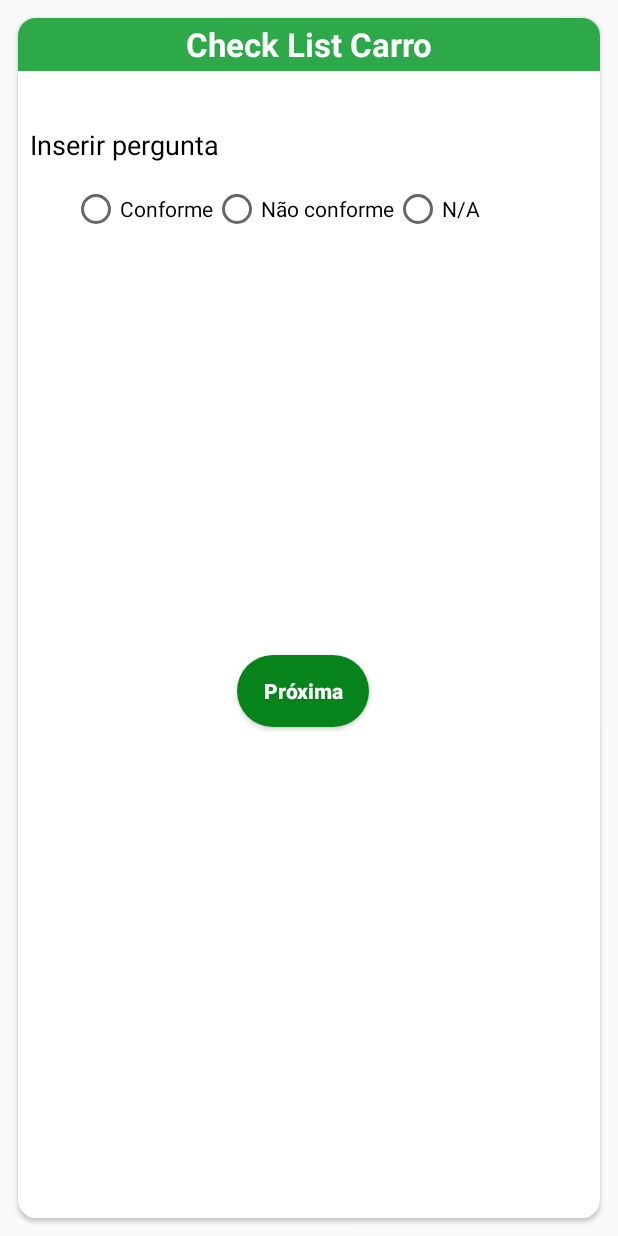
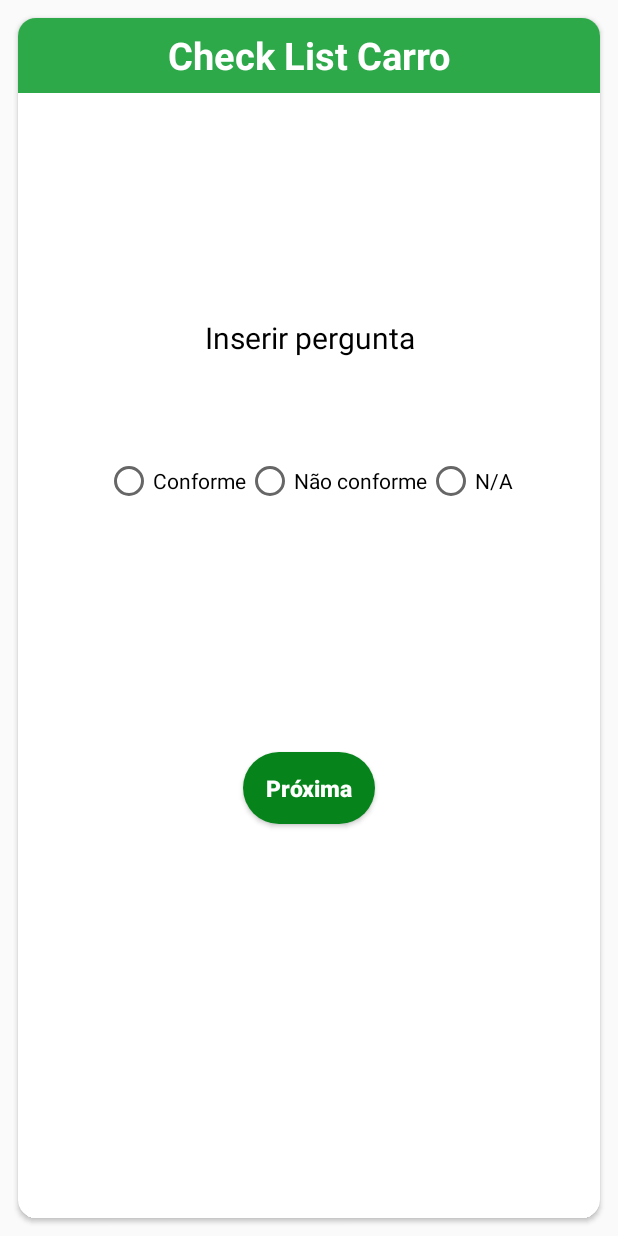
Before and after one commit to rn-15/Aplicativo, an Android app: the InspecaoActivity screen opened directly, with no data from a screen before it, on a phone screen of 412 x 824 dp. Run offline under Robolectric (Android 15) with nearby library versions, the phone set to English and light mode, and no system bars.

Commit message:
Pequenas mudanças no layout

```diff
--- a/app/src/main/res/layout/activity_inspecao.xml
+++ b/app/src/main/res/layout/activity_inspecao.xml
@@ -25,12 +25,12 @@
             <TextView
                 android:id="@+id/nomeInsp"
                 android:layout_width="match_parent"
-                android:layout_height="35dp"
+                android:layout_height="50dp"
                 android:background="#2da94a"
                 android:text="Nome da Inspeção"
                 android:gravity="center"
                 android:textColor="#fff"
-                android:textSize="22sp"
+                android:textSize="25sp"
                 android:textStyle="bold"
                 app:layout_constraintBottom_toBottomOf="parent"
                 app:layout_constraintStart_toStartOf="parent"
@@ -43,13 +43,14 @@
                 android:layout_height="wrap_content"
                 android:layout_margin="8dp"
                 android:text="Inserir pergunta"
+                android:gravity="center"
                 android:textColor="@android:color/black"
-                android:textSize="18sp"
+                android:textSize="20sp"
                 app:layout_constraintBottom_toBottomOf="parent"
                 app:layout_constraintEnd_toEndOf="parent"
                 app:layout_constraintStart_toStartOf="parent"
                 app:layout_constraintTop_toBottomOf="@+id/nomeInsp"
-                app:layout_constraintVertical_bias="0.04000002" />
+                app:layout_constraintVertical_bias="0.19999999" />
 
 
             <RadioGroup
@@ -60,43 +61,44 @@
                 android:orientation="horizontal"
                 app:layout_constraintBottom_toBottomOf="parent"
                 app:layout_constraintEnd_toEndOf="parent"
-                app:layout_constraintHorizontal_bias="0.28"
                 app:layout_constraintStart_toStartOf="parent"
                 app:layout_constraintTop_toBottomOf="@+id/pergunta"
-                app:layout_constraintVertical_bias="0.00999999">
+                app:layout_constraintVertical_bias="0.110000014">
 
                 <RadioButton
                     android:id="@+id/conforme"
                     android:layout_width="match_parent"
                     android:layout_height="wrap_content"
                     android:layout_weight="1"
-                    android:text="Conforme" />
+                    android:text="Conforme"
+                     />
 
                 <RadioButton
                     android:id="@+id/nConforme"
                     android:layout_width="match_parent"
                     android:layout_height="wrap_content"
                     android:layout_weight="1"
-                    android:text="Não conforme" />
+                    android:text="Não conforme"
+                    />
 
                 <RadioButton
                     android:id="@+id/nSeAplica"
                     android:layout_width="match_parent"
                     android:layout_height="wrap_content"
                     android:layout_weight="1"
-                    android:text="N/A" />
+                    android:text="N/A"
+                     />
             </RadioGroup>
 
             <Button
                 android:id="@+id/proximaPergunta"
                 android:layout_width="wrap_content"
                 android:layout_height="wrap_content"
-                android:layout_marginEnd="8dp"
-                android:layout_marginRight="8dp"
                 android:background="@drawable/fundoretangulo"
                 android:text="Próxima"
                 android:textAllCaps="false"
                 android:textColor="#fff"
+                android:textSize="15sp"
                 android:textStyle="bold"
                 app:layout_constraintBottom_toBottomOf="parent"
                 app:layout_constraintEnd_toEndOf="parent"
```
